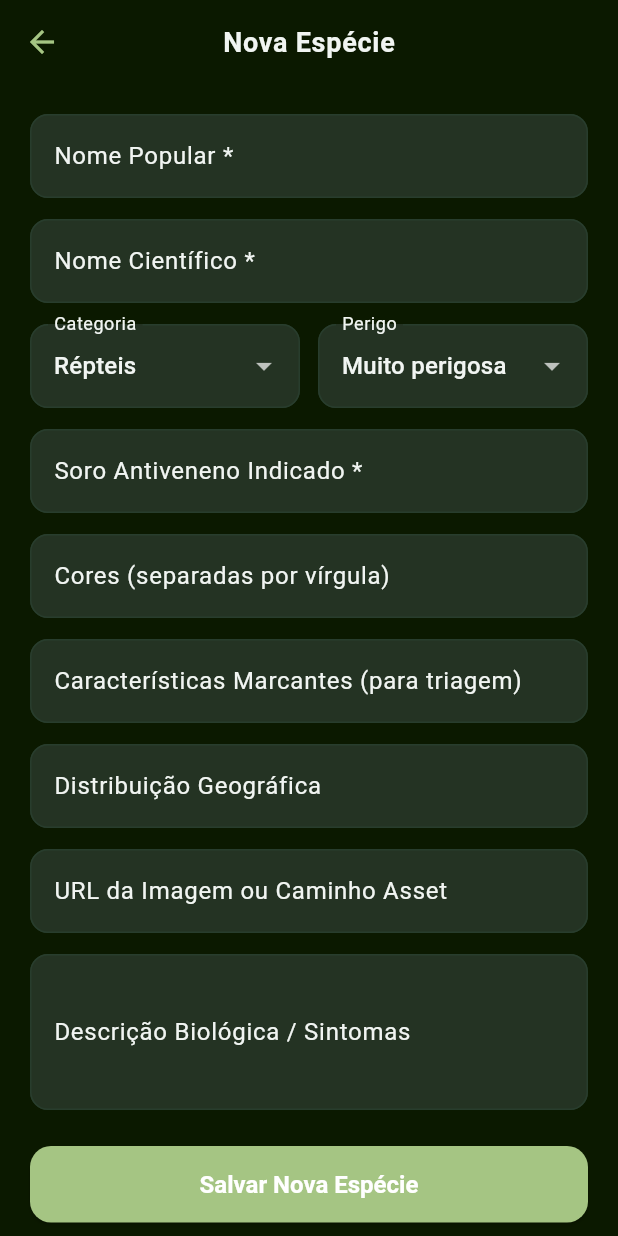
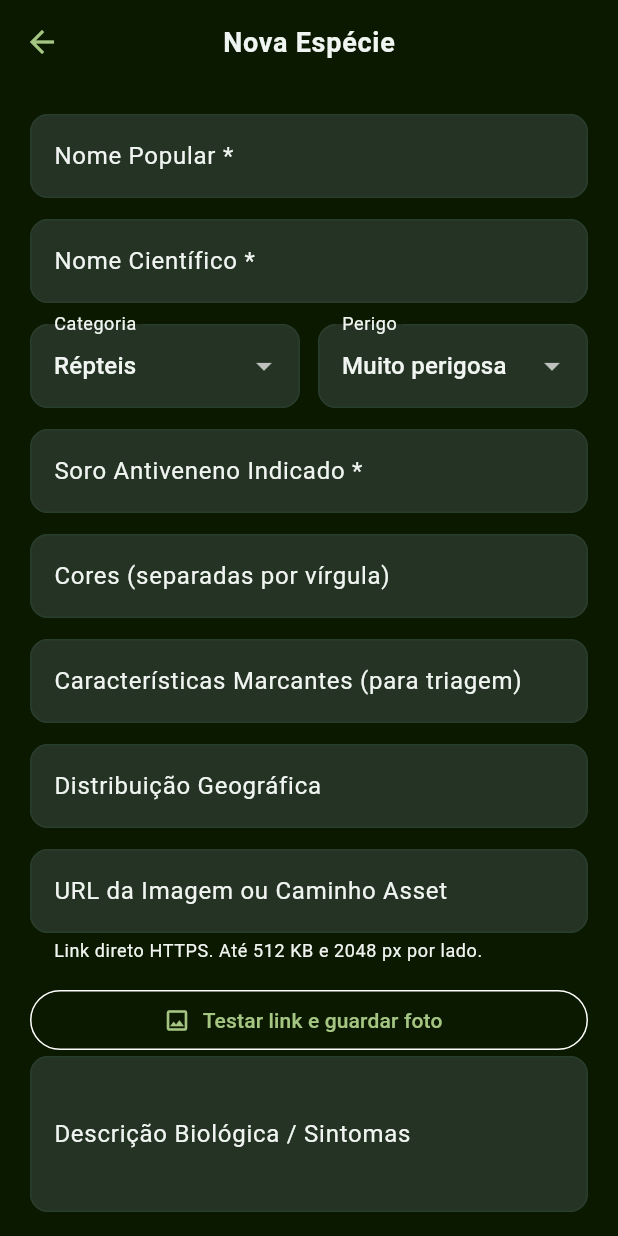
Before and after one commit to erickdanfrei/ToxID, a Flutter app: the SpeciesFormScreen screen opened directly, on a phone screen of 412 x 824 dp. Run offline on Flutter 3.47's test engine with Material 3 defaults, Android fonts, the phone set to English and light mode, and no system bars; our stand-ins replace cloud_firestore, firebase_analytics, firebase_auth, firebase_core, flutter_map, geolocator and 5 more; accounts and stored records are empty.

Commit message:
Actualizacion Species
Added photo testing functionality with user feedback.

```diff
--- a/lib/screens/admin/species_form_screen.dart
+++ b/lib/screens/admin/species_form_screen.dart
@@ -1,4 +1,6 @@
 import 'package:flutter/material.dart';
+import 'dart:typed_data';
+import '../../services/species_image_cache.dart';
 import 'package:provider/provider.dart';
 import '../../models/species.dart';
 import '../../domain/species_labels.dart';
@@ -30,6 +32,29 @@ class _SpeciesFormScreenState extends State<SpeciesFormScreen> {
   String _category = 'Répteis';
   String _dangerLevel = 'Muito perigosa';
   bool _isSaving = false;
+  bool _checkingPhoto = false;
+  Uint8List? _preview;
+  String? _photoMessage;
+
+  Future<void> _testPhoto() async {
+    final url = _imageCtrl.text.trim();
+    setState(() { _checkingPhoto = true; _preview = null; _photoMessage = null; });
+    try {
+      final bytes = await SpeciesImageCache.load(url);
+      if (!mounted || _imageCtrl.text.trim() != url) return;
+      setState(() {
+        _preview = bytes;
+        _photoMessage = 'Foto disponível neste aparelho, inclusive sem internet.';
+      });
+    } catch (e) {
+      if (mounted && _imageCtrl.text.trim() == url) {
+        setState(() => _photoMessage = 'Falha ao testar a foto: $e');
+      }
+    } finally {
+      if (mounted) setState(() => _checkingPhoto = false);
+    }
+  }
+
 
   final List<String> _categories = ['Répteis', 'Aracnídeos', 'Anfíbios', 'Insetos'];
   final List<String> _dangerLevels = ['Muito perigosa', 'Perigosa', 'Baixo perigo', 'Não perigosa'];
@@ -96,9 +121,7 @@ class _SpeciesFormScreenState extends State<SpeciesFormScreen> {
       characteristics: charsList,
       description: _descCtrl.text.trim(),
       distribution: _distCtrl.text.trim(),
-      imageUrl: _imageCtrl.text.trim().isNotEmpty
-          ? _imageCtrl.text.trim()
-          : 'https://images.unsplash.com/photo-1531386151447-fd76ad50012f?auto=format&fit=crop&w=600&q=80',
+      imageUrl: _imageCtrl.text.trim(),
       firstAidDo: widget.speciesToEdit?.firstAidDo ?? [
         'Mantenha a vítima em repouso e calma',
         'Lave a região com água e sabão',
@@ -118,7 +141,12 @@ class _SpeciesFormScreenState extends State<SpeciesFormScreen> {
       ok = await service.updateSpecies(newOrUpdated);
     }
 
+    if (!mounted) return;
     setState(() => _isSaving = false);
+    if (!ok) {
+      ScaffoldMessenger.of(context).showSnackBar(SnackBar(
+        content: Text(service.errorMessage ?? 'Não foi possível salvar.')));
+    }
 
     if (ok && mounted) {
       ScaffoldMessenger.of(context).showSnackBar(
@@ -204,7 +232,7 @@ class _SpeciesFormScreenState extends State<SpeciesFormScreen> {
                   controller: _characteristicsCtrl,
                   decoration: const InputDecoration(
                     labelText: 'Características Marcantes (para triagem)',
-                    hintText: 'Tiene Cascabel, Tenía manchas o rombos',
+                    hintText: 'Possui chocalho, manchas ou losangos',
                   ),
                 ),
                 const SizedBox(height: 14),
@@ -218,12 +246,31 @@ class _SpeciesFormScreenState extends State<SpeciesFormScreen> {
                 const SizedBox(height: 14),
                 TextFormField(
                   controller: _imageCtrl,
+                  onChanged: (_) => setState(() { _preview = null; _photoMessage = null; }),
+                  validator: (value) {
+                    final text = value?.trim() ?? '';
+                    if (text.isEmpty || text.startsWith('assets/visual/')) return null;
+                    final uri = Uri.tryParse(text);
+                    return uri != null && uri.scheme == 'https' && uri.host.isNotEmpty
+                        ? null : 'Use um link HTTPS direto para a foto.';
+                  },
                   decoration: const InputDecoration(
                     labelText: 'URL da Imagem ou Caminho Asset',
-                    hintText: 'https://... ou assets/images/...',
+                    hintText: 'https://seu-site/especies/foto.webp',
+                    helperText: 'Link direto HTTPS. Até 512 KB e 2048 px por lado.',
                   ),
                 ),
                 const SizedBox(height: 14),
+                OutlinedButton.icon(
+                  onPressed: _checkingPhoto || _isSaving ? null : _testPhoto,
+                  icon: const Icon(Icons.image_outlined),
+                  label: Text(_checkingPhoto ? 'Baixando foto...' : 'Testar link e guardar foto'),
+                ),
+                if (_photoMessage != null) Text(_photoMessage!),
+                if (_preview != null) Padding(
+                  padding: const EdgeInsets.symmetric(vertical: 12),
+                  child: Image.memory(_preview!, height: 180, fit: BoxFit.contain),
+                ),
                 TextFormField(
                   controller: _descCtrl,
                   maxLines: 3,
```
